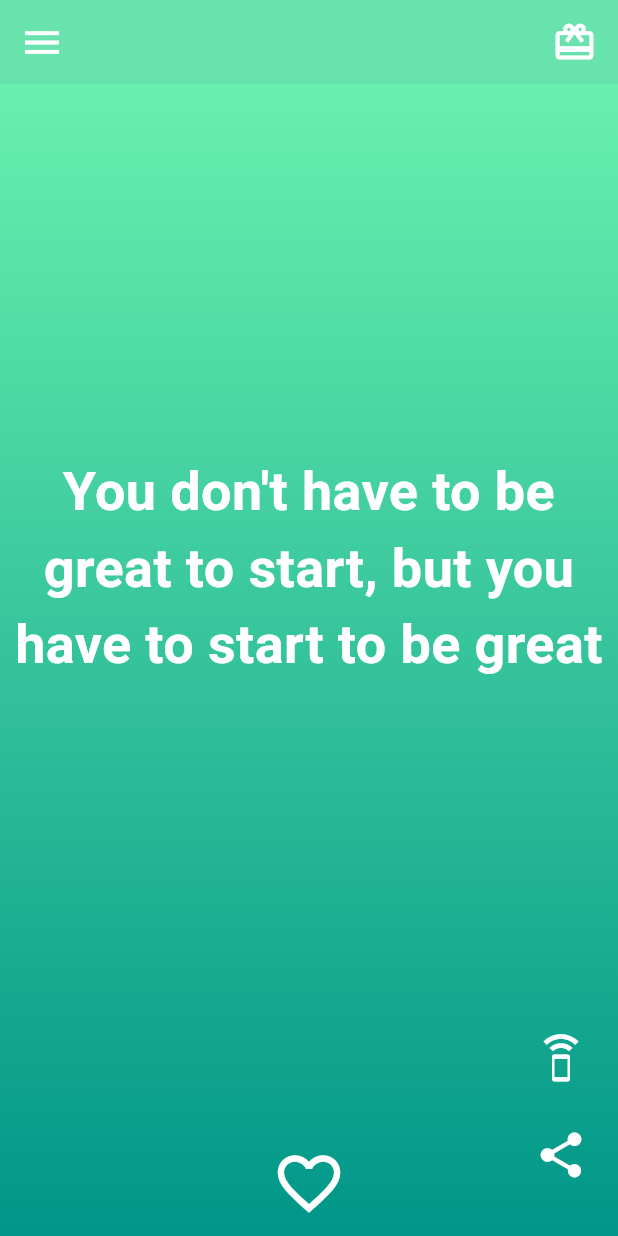
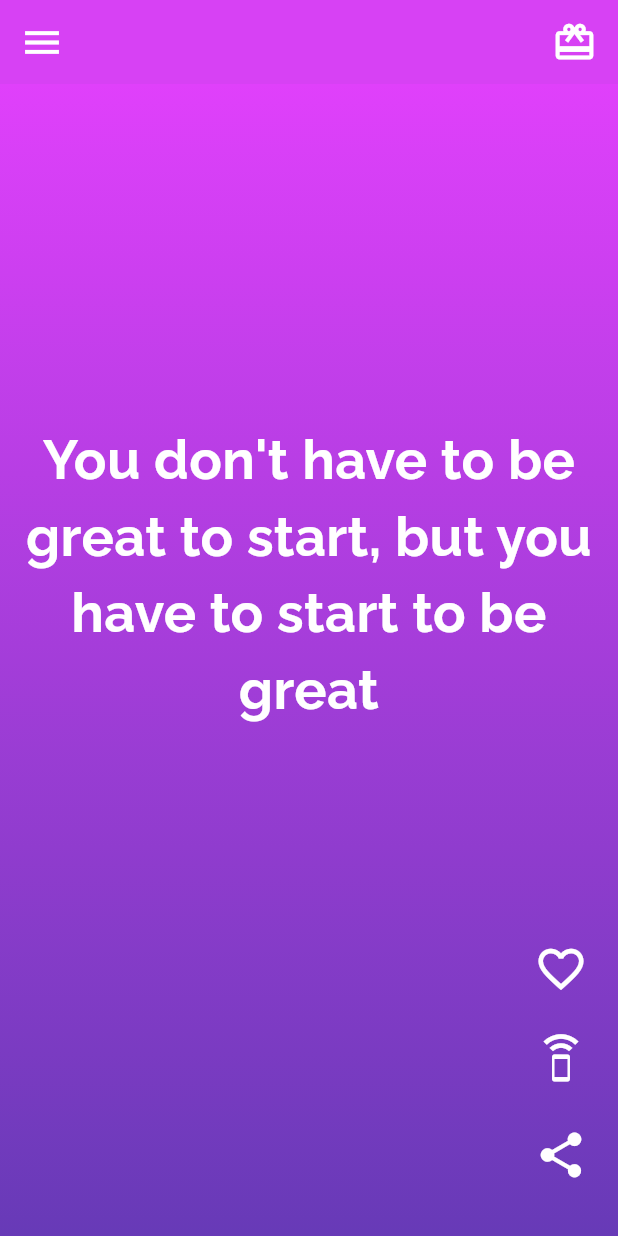
Before and after one commit to mehar8877/echo_vibes, a Flutter app: the screen it shows after launch, scrolled down 576 dp, after a tap on the "share" icon, on a phone screen of 412 x 824 dp. Run offline on Flutter 3.47's test engine with Material 3 defaults, Android fonts, the light colour scheme and no system bars; our stand-ins replace flutter_tts, google_fonts, share_plus.

Commit message:
something is fishy

```diff
--- a/lib/Providers/color_provider.dart
+++ b/lib/Providers/color_provider.dart
@@ -1,15 +1,13 @@
-import 'dart:math';
 import 'package:flutter/material.dart';
 
 class ColorProvider with ChangeNotifier {
   List<Color> _currentGradient = [Colors.black, Colors.black];
-  List<Color>? _previousGradient;
-
+  int index = 0;
   final List<List<Color>> _colorPalette = [
+    [Colors.black, Colors.black],
     [Colors.purpleAccent, Colors.deepPurple],
     [Colors.orangeAccent, Colors.deepOrange],
     [Colors.greenAccent, Colors.teal],
-    [Colors.yellowAccent, Colors.amber],
     [Colors.blueAccent, Colors.indigo],
     [Colors.pinkAccent, Colors.redAccent],
     [Colors.lightBlueAccent, Colors.cyan],
@@ -18,16 +16,9 @@ class ColorProvider with ChangeNotifier {
   List<Color> get currentGradient => _currentGradient;
 
   void generateRandomGradient() {
-    final Random random = Random();
-    List<Color> newGradient;
-
-    do {
-      newGradient = _colorPalette[random.nextInt(_colorPalette.length)];
-    } while (_previousGradient != null && newGradient == _previousGradient);
-
-    _previousGradient = newGradient;
-    _currentGradient = newGradient;
-
+    index++;
+    if (index >= _colorPalette.length) index = 0;
+    _currentGradient = _colorPalette[index];
     notifyListeners();
   }
 }
--- a/lib/Providers/like_provider.dart
+++ b/lib/Providers/like_provider.dart
@@ -1,32 +1,28 @@
-import 'dart:async';
-
 import 'package:flutter/material.dart';
 
-class LikeProvider extends ChangeNotifier {
-  List<bool> ll = [];
-  bool _isDoubleTapped = false;
-  bool get isDobuleTapped => _isDoubleTapped;
+class LikeProvider with ChangeNotifier {
+  List<bool> _isLiked = [];
+  bool isDobuleTapped = false;
+  void genreateLike(int totalItems) {
+    _isLiked = List.generate(totalItems, (_) => false);
+  }
 
-  void genreateLike(int n) {
-    ll = List.generate(n, (_) => false);
+  bool isLiked(int index) {
+    return _isLiked[index];
   }
 
   void toggle(int index) {
-    ll[index] = !ll[index];
+    _isLiked[index] = !_isLiked[index];
     notifyListeners();
   }
 
   void makeLiked(int index) {
-    _isDoubleTapped = true;
-    ll[index] = true;
+    isDobuleTapped = true;
+    _isLiked[index] = true;
     notifyListeners();
-    Timer(Duration(seconds: 1), () {
-      _isDoubleTapped = false;
+    Future.delayed(Duration(seconds: 1), () {
+      isDobuleTapped = false;
       notifyListeners();
     });
   }
-
-  bool isLiked(int index) {
-    return ll[index];
-  }
 }
--- a/lib/screens/home_screen.dart
+++ b/lib/screens/home_screen.dart
@@ -1,10 +1,10 @@
 import 'package:ecovibe/Providers/color_provider.dart';
+import 'package:google_fonts/google_fonts.dart';
 import 'package:ecovibe/Providers/like_provider.dart';
 import 'package:flutter/material.dart';
 import 'package:flutter_tts/flutter_tts.dart';
 import 'package:provider/provider.dart';
 import 'package:share_plus/share_plus.dart';
-// Import ColorProvider
 
 class HomeScreen extends StatefulWidget {
   HomeScreen({super.key});
@@ -15,7 +15,6 @@ class HomeScreen extends StatefulWidget {
 
 class _HomeScreenState extends State<HomeScreen> {
   FlutterTts ffTts = FlutterTts();
-  late PageController _pageController;
 
   final List<String> screens = [
     'The secret of getting ahead is getting started',
@@ -24,11 +23,12 @@ class _HomeScreenState extends State<HomeScreen> {
     'The only way to do great work is to love what you do',
     '"Don\'t watch the clock; do what it does. Keep going'
   ];
-
+  //int count = 0, bc = 0;
   @override
   void initState() {
     initTts();
-    _pageController = PageController();
+    Provider.of<LikeProvider>(context, listen: false)
+        .genreateLike(screens.length);
     super.initState();
   }
 
@@ -47,12 +47,7 @@ class _HomeScreenState extends State<HomeScreen> {
   Widget build(BuildContext context) {
     final double totalHeight = MediaQuery.of(context).size.height;
     final double totalWidth = MediaQuery.of(context).size.width;
-
     final colorProvider = Provider.of<ColorProvider>(context);
-
-    Provider.of<LikeProvider>(context, listen: false)
-        .genreateLike(screens.length);
-
     return Scaffold(
       appBar: AppBar(
         backgroundColor: colorProvider.currentGradient[0],
@@ -62,7 +57,8 @@ class _HomeScreenState extends State<HomeScreen> {
             Icons.menu,
             color: Colors.white,
             size: 30,
-            )),
+          ),
+        ),
         actions: [
           Padding(
             padding: const EdgeInsets.symmetric(horizontal: 5),
@@ -78,15 +74,15 @@ class _HomeScreenState extends State<HomeScreen> {
         ],
       ),
       body: PageView.builder(
-          controller: _pageController,
         itemCount: screens.length,
         scrollDirection: Axis.vertical,
-          onPageChanged: (index) {
-            // Generate new random gradient on page change
+        onPageChanged: (ind) {
           colorProvider.generateRandomGradient();
         },
         itemBuilder: (context, index) {
+
           return GestureDetector(
+            //key: ValueKey(index),
             onDoubleTap: () {
               Provider.of<LikeProvider>(context, listen: false)
                   .makeLiked(index);
@@ -101,32 +97,33 @@ class _HomeScreenState extends State<HomeScreen> {
                     gradient: LinearGradient(
                       begin: Alignment.topCenter,
                       end: Alignment.bottomCenter,
-                        colors: colorProvider
-                            .currentGradient, // Use current gradient
+                      colors: colorProvider.currentGradient,
                     ),
                   ),
                 ),
                 Align(
-                    alignment: Alignment(0, -0.2),
+                  alignment: const Alignment(0, -0.2),
                   child: Padding(
-                      padding: const EdgeInsets.symmetric(
-                          vertical: 0, horizontal: 8),
+                    padding:
+                        const EdgeInsets.symmetric(vertical: 0, horizontal: 8),
                     child: Text(
                       screens[index],
-                        style: TextStyle(
+                      style: GoogleFonts.raleway(
                         fontSize: 36,
                         fontWeight: FontWeight.bold,
-                            color: Colors.white),
+                        color: Colors.white,
+                      ),
                       textAlign: TextAlign.center,
                     ),
                   ),
                 ),
-                  Positioned(child:
-                      Consumer<LikeProvider>(builder: (context, like, child) {
+                Positioned(
+                  child: Consumer<LikeProvider>(
+                    builder: (context, like, child) {
                       if (like.isDobuleTapped) {
                         return TweenAnimationBuilder(
                           tween: Tween<double>(begin: 0, end: 1),
-                        duration: Duration(seconds: 1),
+                          duration: const Duration(seconds: 1),
                           curve: Curves.easeInOut,
                           builder: (context, value, child) {
                             return Opacity(
@@ -143,8 +140,10 @@ class _HomeScreenState extends State<HomeScreen> {
                           },
                         );
                       }
-                    return SizedBox.shrink();
-                  })),
+                      return const SizedBox.shrink();
+                    },
+                  ),
+                ),
                 Positioned(
                   bottom: 36,
                   right: 20,
@@ -152,7 +151,7 @@ class _HomeScreenState extends State<HomeScreen> {
                     onTap: () {
                       Share.share(screens[index]);
                     },
-                      child: Icon(
+                    child: const Icon(
                       Icons.share,
                       color: Colors.white,
                       size: 36,
@@ -166,14 +165,16 @@ class _HomeScreenState extends State<HomeScreen> {
                     onTap: () {
                       _speak(screens[index]);
                     },
-                        child: Icon(
+                    child: const Icon(
                       Icons.speaker_phone,
                       color: Colors.white,
                       size: 36,
                     ),
-                      )),
+                  ),
+                ),
                 Positioned(
-                      bottom: 10,
+                  bottom: 160,
+                  right: 20,
                   child: Consumer<LikeProvider>(
                     builder: (context, like, child) {
                       return Row(
@@ -189,16 +190,19 @@ class _HomeScreenState extends State<HomeScreen> {
                               color: like.isLiked(index)
                                   ? Colors.red
                                   : Colors.white,
-                                size: 50,
+                              size: 36,
                             ),
                           ),
                         ],
                       );
-                      }))
+                    },
+                  ),
+                ),
               ],
             ),
           );
-          }),
+        },
+      ),
     );
   }
 }
--- a/pubspec.yaml
+++ b/pubspec.yaml
@@ -39,6 +39,7 @@ dependencies:
   share_plus: ^10.1.0
   flutter_tts: ^4.0.2
   permission_handler: ^11.3.1
+  google_fonts: ^6.2.1
 
 dev_dependencies:
   flutter_test:
```
Also changed, not shown: pubspec.lock. Lines whose indentation alone changed are shown as unchanged.
